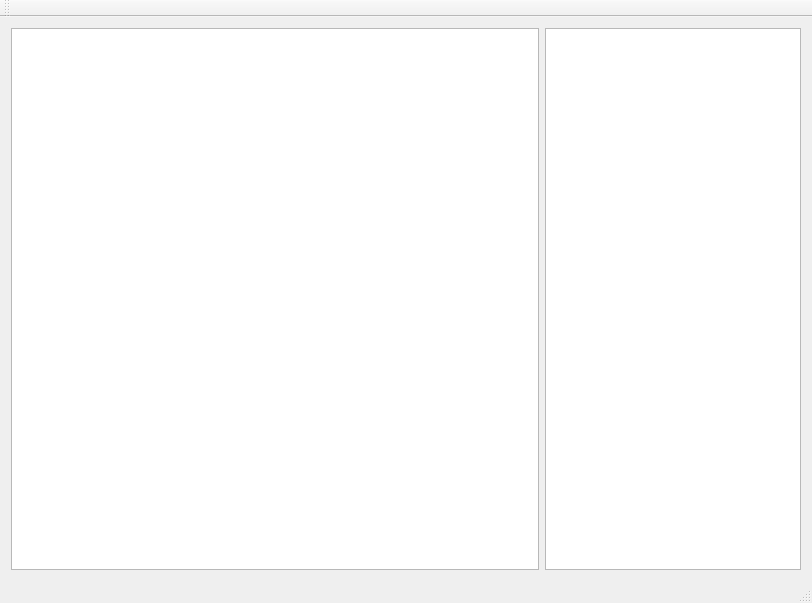
Before: the Qt Designer form QGVCoordinateSystem/MainWindow.ui in iguqur/QGVCoordinateSystem, drawn with Qt 5.
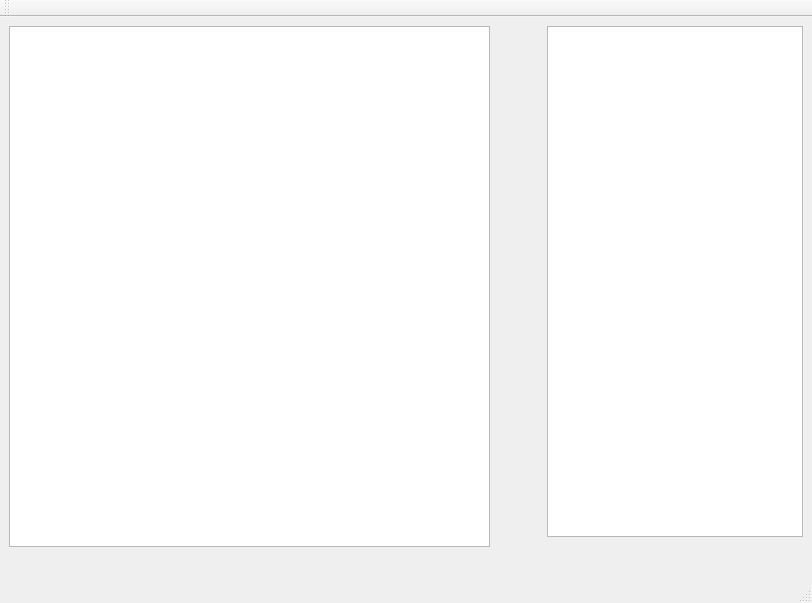
After: the same form once the commit is applied.

Patch:
```diff
--- a/QGVCoordinateSystem/MainWindow.ui
+++ b/QGVCoordinateSystem/MainWindow.ui
@@ -14,12 +14,25 @@
    <string>MainWindow</string>
   </property>
   <widget class="QWidget" name="centralWidget">
-   <layout class="QHBoxLayout" name="horizontalLayout">
-    <item>
-     <widget class="QGraphicsView" name="graphicsView"/>
-    </item>
-    <item>
+   <widget class="QGraphicsView" name="graphicsView">
+    <property name="geometry">
+     <rect>
+      <x>9</x>
+      <y>9</y>
+      <width>481</width>
+      <height>521</height>
+     </rect>
+    </property>
+   </widget>
      <widget class="QTableWidget" name="tableWidget">
+    <property name="geometry">
+     <rect>
+      <x>547</x>
+      <y>9</y>
+      <width>256</width>
+      <height>511</height>
+     </rect>
+    </property>
       <property name="sizePolicy">
        <sizepolicy hsizetype="Preferred" vsizetype="Expanding">
         <horstretch>0</horstretch>
@@ -27,8 +40,6 @@
        </sizepolicy>
       </property>
      </widget>
-    </item>
-   </layout>
   </widget>
   <widget class="QMenuBar" name="menuBar">
    <property name="geometry">
```
Lines whose indentation alone changed are shown as unchanged.
